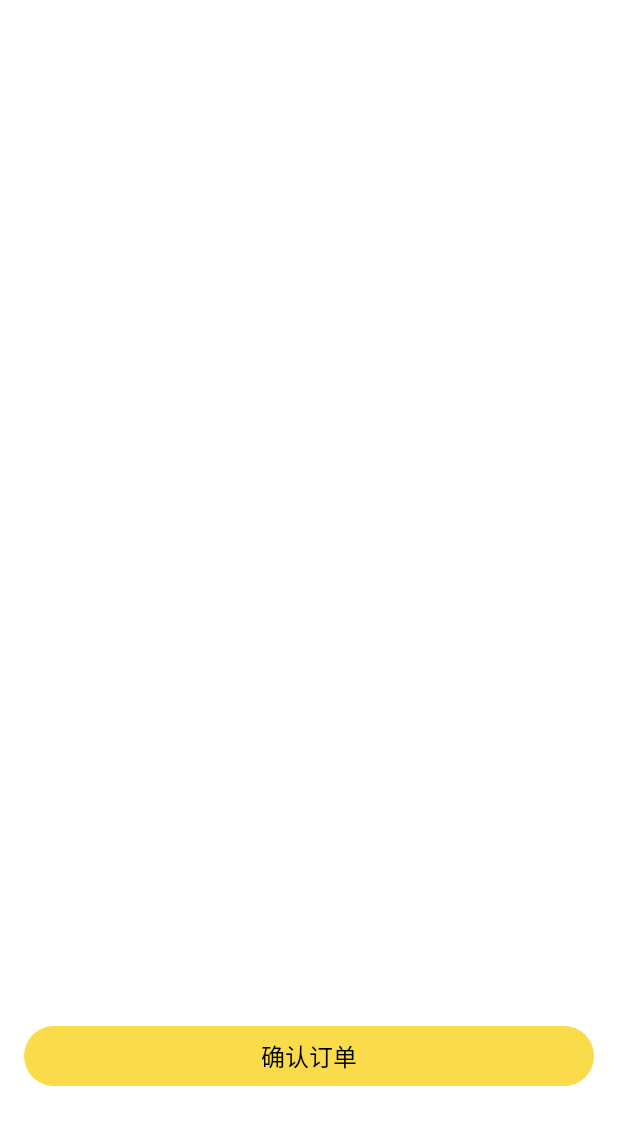
After one commit to oafixiaoxin/llweiya-shop, an Android app: the layout activity_pay_order.xml on its own in the app's theme, with its tools: preview values and no code run, on a phone screen of 412 x 824 dp. The commit adds this screen. Shown: the top 1125 px of the screen. Run offline under Robolectric (Android 15) with nearby library versions, the phone set to English and light mode, and no system bars.

Commit message:
新增PayOrderActivity

```diff
--- a/Dagger2Demo/app/src/main/java/com/llweiya/ysx/starchef/aop/RouterConfig.java
+++ b/Dagger2Demo/app/src/main/java/com/llweiya/ysx/starchef/aop/RouterConfig.java
@@ -8,4 +8,5 @@ public class RouterConfig {
     public static final String NEWREGISTER = "new_register";
 
     public static final String ORDERDETAIL = "order_detail";
+    public static final String PAYORDER = "pay_order";
 }
--- a/Dagger2Demo/app/src/main/java/com/llweiya/ysx/starchef/business/order/injection/OrderComponent.java
+++ b/Dagger2Demo/app/src/main/java/com/llweiya/ysx/starchef/business/order/injection/OrderComponent.java
@@ -1,6 +1,7 @@
 package com.llweiya.ysx.starchef.business.order.injection;
 
 import com.llweiya.ysx.starchef.business.order.view.OrderDetailActivity;
+import com.llweiya.ysx.starchef.business.order.view.PayOrderActivity;
 import com.llweiya.ysx.starchef.common.injection.ActivityScope;
 import com.llweiya.ysx.starchef.common.injection.AppComponent;
 import com.llweiya.ysx.starchef.common.injection.BaseModule;
@@ -17,4 +18,5 @@ import dagger.Component;
 )
 public interface OrderComponent {
     void inject(OrderDetailActivity activity);
+    void inject(PayOrderActivity activity);
 }
--- /dev/null
+++ b/Dagger2Demo/app/src/main/res/layout/activity_pay_order.xml
@@ -0,0 +1,26 @@
+<?xml version="1.0" encoding="utf-8"?>
+<layout
+    xmlns:android="http://schemas.android.com/apk/res/android"
+    xmlns:llweiya="http://schemas.android.com/apk/res-auto"
+    xmlns:tools="http://schemas.android.com/tools">
+
+    <RelativeLayout
+        android:layout_width="match_parent"
+        android:layout_height="match_parent"
+        android:orientation="vertical"
+        android:background="@color/white"
+        tools:context="com.llweiya.ysx.starchef.business.order.view.PayOrderActivity">
+
+        <Button
+            android:layout_width="match_parent"
+            android:layout_height="40dp"
+            android:layout_marginLeft="16dp"
+            android:layout_marginRight="16dp"
+            android:layout_marginBottom="100dp"
+            android:layout_alignParentBottom="true"
+            android:text="@string/text_confirm_order"
+            style="@style/LlweiyaButtonStyle"/>
+
+    </RelativeLayout>
+
+</layout>
--- a/Dagger2Demo/app/src/main/res/values/strings.xml
+++ b/Dagger2Demo/app/src/main/res/values/strings.xml
@@ -20,6 +20,8 @@
     <string name="text_remember_password">记住密码</string>
     <string name="text_other_login_way">其他登录方式</string>
     <string name="text_get_verify_code">获取验证码</string>
+    <string name="text_confirm_order">确认订单</string>
+    <string name="text_pay_order">支付订单</string>
 
     <string name="hint_login_phone">请输入手机号码</string>
     <string name="hint_login_password">密码长度6~20位</string>
```
Also changed, not shown: Dagger2Demo/app/src/main/AndroidManifest.xml (+6 -2 lines), Dagger2Demo/app/src/main/java/com/llweiya/ysx/starchef/business/order/model/OrderEnum.java (added, +31 -0 lines), Dagger2Demo/app/src/main/java/com/llweiya/ysx/starchef/business/order/view/OrderFragment.java (+13 -2 lines), Dagger2Demo/app/src/main/java/com/llweiya/ysx/starchef/business/order/view/PayOrderActivity.java (added, +35 -0 lines), Dagger2Demo/app/src/main/java/com/llweiya/ysx/starchef/business/order/view/adapter/OrderItemAdapter.java (+11 -1 lines), 1 other file.
